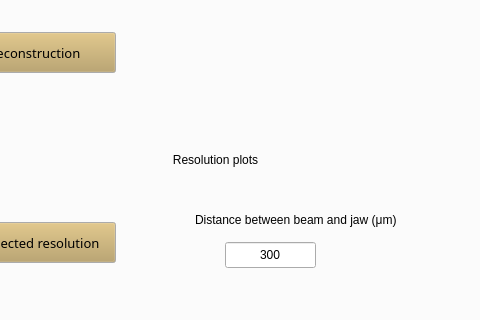
First picture: the form in gui.ui, repository pdijksta/PassiveWFMeasurement, before the edit; both pictures show x 97 to 577 and y 304 to 624 of the 962 by 873 pixel window.
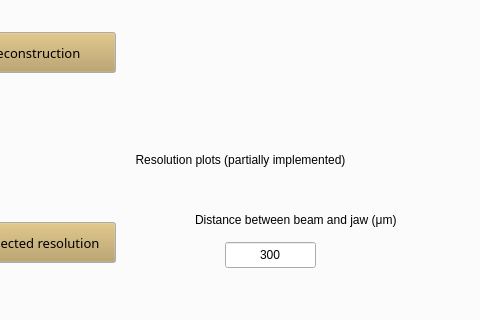
Second picture: the form after the edit.

The edit to the form file:
```diff
--- a/gui.ui
+++ b/gui.ui
@@ -1817,12 +1817,12 @@
        <rect>
         <x>180</x>
         <y>430</y>
-        <width>241</width>
+        <width>291</width>
         <height>16</height>
        </rect>
       </property>
       <property name="text">
-       <string>Resolution plots</string>
+       <string>Resolution plots (partially implemented)</string>
       </property>
       <property name="alignment">
        <set>Qt::AlignCenter</set>
```
